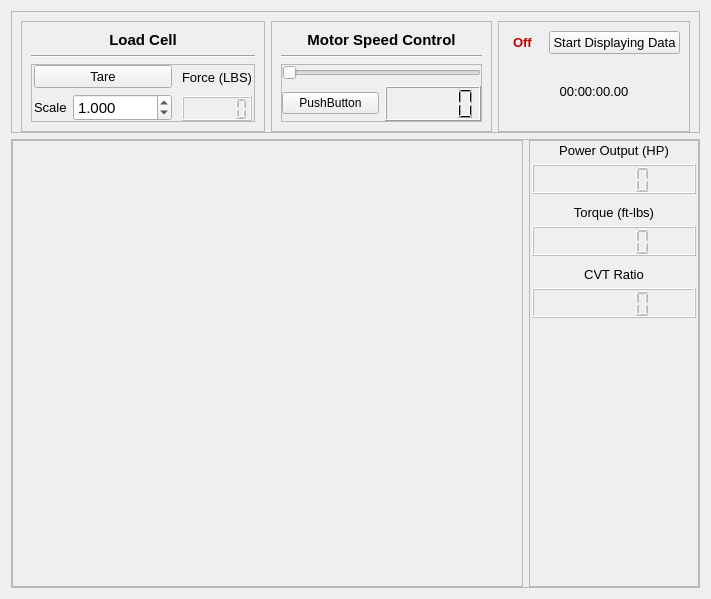
Old version of the form Scenes/ShockDyno/shock_dyno.ui in the repository Georgia-Tech-Off-Road/GTORDaata.
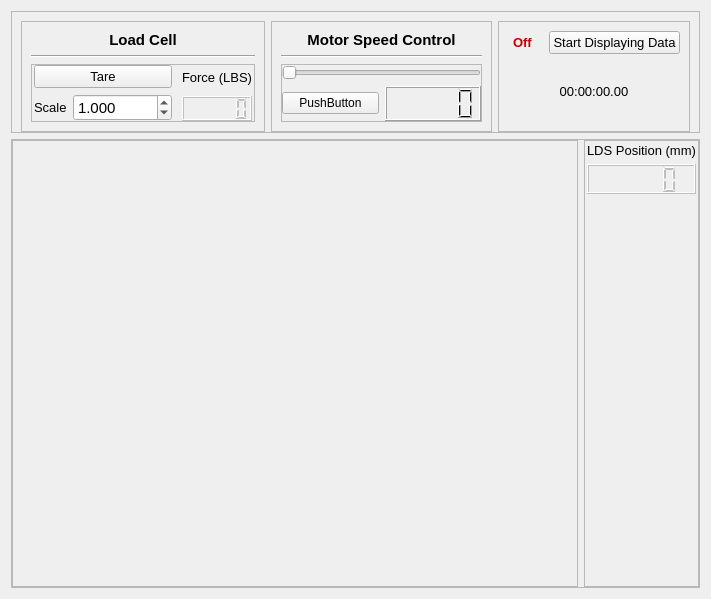
New version of the form.

Commit message: Added more UI changes and a funtion to control motor speed

Patch:
```diff
--- a/Scenes/ShockDyno/shock_dyno.ui
+++ b/Scenes/ShockDyno/shock_dyno.ui
@@ -420,7 +420,7 @@
      <property name="frameShadow">
       <enum>QFrame::Raised</enum>
      </property>
-     <layout class="QHBoxLayout" name="horizontalLayout_9" stretch="3,1">
+     <layout class="QHBoxLayout" name="horizontalLayout_9" stretch="3,0">
       <property name="leftMargin">
        <number>0</number>
       </property>
@@ -483,7 +483,7 @@
             </font>
            </property>
            <property name="text">
-            <string>Power Output (HP)</string>
+            <string>LDS Position (mm)</string>
            </property>
            <property name="alignment">
             <set>Qt::AlignCenter</set>
@@ -508,104 +508,6 @@
            </property>
           </widget>
          </item>
-         <item>
-          <spacer name="verticalSpacer_3">
-           <property name="orientation">
-            <enum>Qt::Vertical</enum>
-           </property>
-           <property name="sizeType">
-            <enum>QSizePolicy::Fixed</enum>
-           </property>
-           <property name="sizeHint" stdset="0">
-            <size>
-             <width>0</width>
-             <height>5</height>
-            </size>
-           </property>
-          </spacer>
-         </item>
-         <item>
-          <widget class="QLabel" name="label_4">
-           <property name="font">
-            <font>
-             <pointsize>10</pointsize>
-            </font>
-           </property>
-           <property name="text">
-            <string>Torque (ft-lbs)</string>
-           </property>
-           <property name="alignment">
-            <set>Qt::AlignCenter</set>
-           </property>
-          </widget>
-         </item>
-         <item>
-          <widget class="QLCDNumber" name="torque_lcd">
-           <property name="enabled">
-            <bool>false</bool>
-           </property>
-           <property name="minimumSize">
-            <size>
-             <width>0</width>
-             <height>30</height>
-            </size>
-           </property>
-           <property name="font">
-            <font>
-             <pointsize>10</pointsize>
-            </font>
-           </property>
-          </widget>
-         </item>
-         <item>
-          <spacer name="verticalSpacer">
-           <property name="orientation">
-            <enum>Qt::Vertical</enum>
-           </property>
-           <property name="sizeType">
-            <enum>QSizePolicy::Fixed</enum>
-           </property>
-           <property name="sizeHint" stdset="0">
-            <size>
-             <width>0</width>
-             <height>5</height>
-            </size>
-           </property>
-          </spacer>
-         </item>
-         <item>
-          <widget class="QLabel" name="label_9">
-           <property name="font">
-            <font>
-             <pointsize>10</pointsize>
-            </font>
-           </property>
-           <property name="text">
-            <string>CVT Ratio</string>
-           </property>
-           <property name="alignment">
-            <set>Qt::AlignCenter</set>
-           </property>
-          </widget>
-         </item>
-         <item>
-          <widget class="QLCDNumber" name="cvt_ratio_lcd">
-           <property name="enabled">
-            <bool>false</bool>
-           </property>
-           <property name="minimumSize">
-            <size>
-             <width>0</width>
-             <height>30</height>
-            </size>
-           </property>
-           <property name="font">
-            <font>
-             <pointsize>10</pointsize>
-            </font>
-           </property>
-          </widget>
-         </item>
          <item>
           <spacer name="verticalSpacer_2">
            <property name="orientation">
```
The commit also changes 1 other file.
